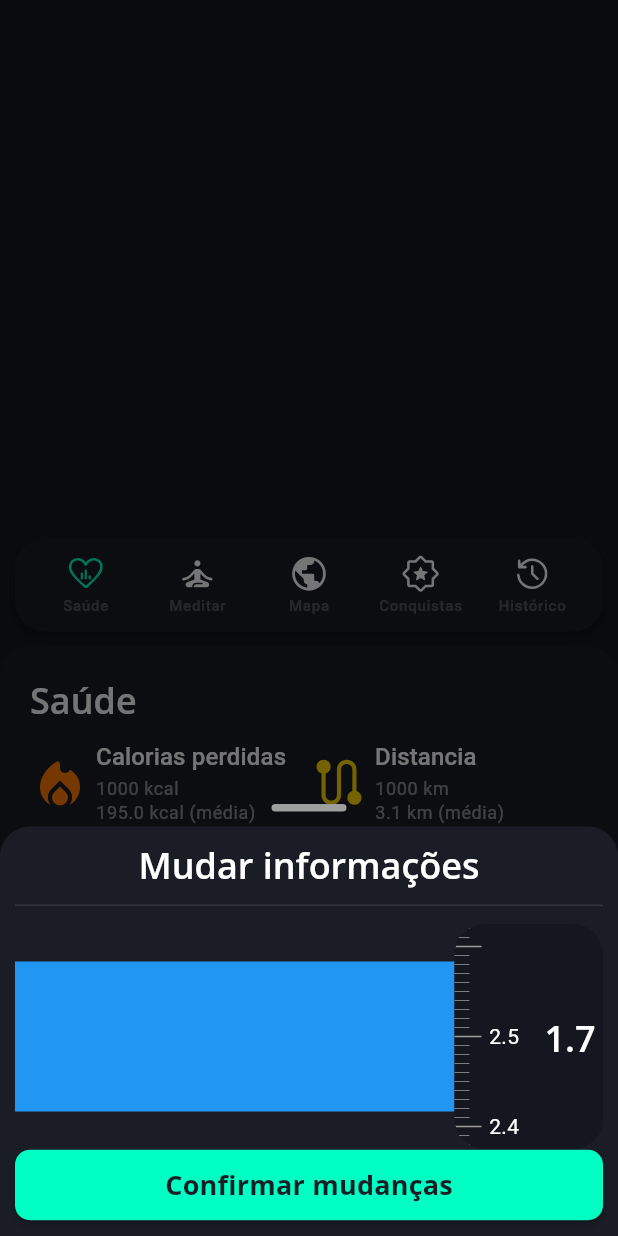
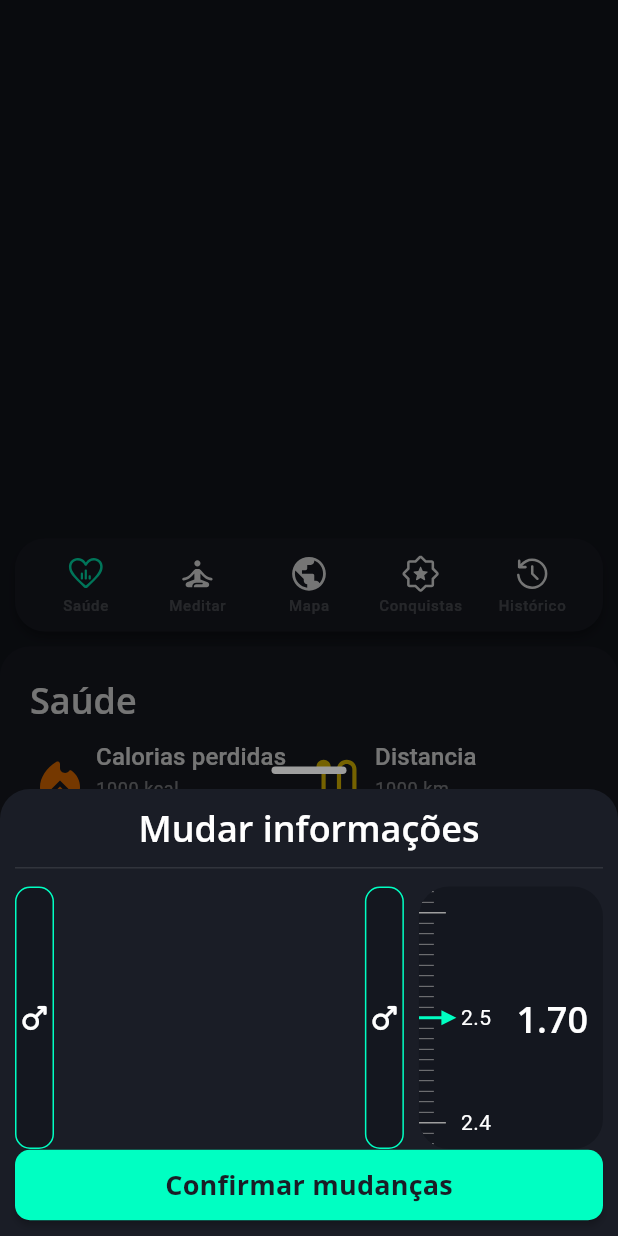
Before and after one commit to hisnaider/Bora-Caminhar, a Flutter app: the screen it shows after launch, after a tap on "Mudar info", on a phone screen of 412 x 824 dp. Run offline on Flutter 3.47's test engine with Material 3 defaults, Android fonts, the phone set to English and light mode, and no system bars; our stand-ins replace flutter_svg; missing offline and left inert: dart:ffi.

Commit message:
height slider done

```diff
--- /dev/null
+++ b/lib/components/indicator_arrow.dart
@@ -0,0 +1,63 @@
+import 'package:bora_caminhar/constant.dart';
+import 'package:flutter/material.dart';
+
+/// This class create the arrow
+///
+/// It paints a right or up arrow with primary color by defining the points coordinates in
+/// a cartesian plane.
+///
+/// It has 3 primary functions:
+/// - [paint]: Used to paint the arrow or any other form;
+/// - [upArrow]: It's the point coordinates to create the up arrow;
+/// - [rightArrow]: It's the point coordinates to create the right arrow;
+/// - [shouldRepaint]: Used to rebuild the paint if theres is a change. As there
+/// will be no changes, it will return false.
+class IndexArrowIndicator extends CustomPainter {
+  IndexArrowIndicator({required this.renderUpArrow});
+  final bool renderUpArrow;
+
+  @override
+  void paint(Canvas canvas, Size size) {
+    Paint paint = Paint()..color = primaryColor;
+    if (renderUpArrow) {
+      canvas.drawPath(upArrow(size.width, size.height), paint);
+    } else {
+      canvas.drawPath(rightArrow(size.width, size.height), paint);
+    }
+  }
+
+  Path upArrow(
+    double x,
+    double y,
+  ) {
+    return Path()
+      ..lineTo(x * 0.5, 0)
+      ..lineTo(x * 0, y * 0.3)
+      ..lineTo(x * 0.4, y * 0.3)
+      ..lineTo(x * 0.4, y * 1)
+      ..lineTo(x * 0.6, y * 1)
+      ..lineTo(x * 0.6, y * 0.3)
+      ..lineTo(x * 1, y * 0.3)
+      ..lineTo(x * 0.5, 0);
+  }
+
+  Path rightArrow(
+    double x,
+    double y,
+  ) {
+    return Path()
+      ..lineTo(x, y * 0.5)
+      ..lineTo(x * 0.6, 0)
+      ..lineTo(x * 0.6, y * 0.4)
+      ..lineTo(0, y * 0.4)
+      ..lineTo(0, y * 0.6)
+      ..lineTo(x * 0.6, y * 0.6)
+      ..lineTo(x * 0.6, y)
+      ..lineTo(x, y * 0.5);
+  }
+
+  @override
+  bool shouldRepaint(IndexArrowIndicator oldDelegate) {
+    return false;
+  }
+}
--- a/lib/components/person_info_modal.dart
+++ b/lib/components/person_info_modal.dart
@@ -1,5 +1,7 @@
 import 'package:bora_caminhar/components/index_indicator.dart';
+import 'package:bora_caminhar/components/indicator_arrow.dart';
 import 'package:bora_caminhar/components/primary_button.dart';
+import 'package:bora_caminhar/constant.dart';
 import 'package:flutter/material.dart';
 
 class PersonInfoModal extends StatelessWidget {
@@ -40,13 +42,23 @@ class PersonInfoModal extends StatelessWidget {
               ),
               IntrinsicHeight(
                 child: Row(
+                  crossAxisAlignment: CrossAxisAlignment.start,
                   children: [
                     Expanded(
-                      child: Container(
-                        height: 100,
-                        color: Colors.blue,
+                      child: Row(
+                        crossAxisAlignment: CrossAxisAlignment.stretch,
+                        mainAxisAlignment: MainAxisAlignment.spaceBetween,
+                        children: [
+                          _GenderButton(
+                            buttonGender: Gender.male,
+                          ),
+                          _GenderButton(
+                            buttonGender: Gender.female,
+                          )
+                        ],
                       ),
                     ),
+                    SizedBox(width: 10),
                     _HeightSlider(
                       height: 1.7,
                     )
@@ -71,14 +83,47 @@ class PersonInfoModal extends StatelessWidget {
   }
 }
 
-class _HeightSlider extends StatelessWidget {
+class _HeightSlider extends StatefulWidget {
   const _HeightSlider({super.key, required this.height});
   final num height;
 
   @override
+  State<_HeightSlider> createState() => _HeightSliderState();
+}
+
+class _HeightSliderState extends State<_HeightSlider> {
+  final PageController controller =
+      PageController(viewportFraction: 0.40, initialPage: 3 + 25);
+  double newHeight = 1.7;
+
+  /// This function is used to change the weight
+  ///
+  /// It updates the state of the widget with the new weight and prevents the
+  /// user to change the weight to a value less than `min` and bigger than  `max`.
+  void _updateWeight() {
+    if (controller.page! < 3) {
+      controller.jumpToPage(3);
+    } else if (controller.page! > 25 + 3) {
+      controller.jumpToPage(25 + 3);
+    }
+    double value = ((controller.page ?? 0) - 3) * 0.1;
+    setState(() {
+      newHeight = value;
+    });
+  }
+
+  /// This functions is called when, and only when the widget is created.
+  ///
+  /// It defines a listener to [_updateWeight] function.
+  @override
+  void initState() {
+    // TODO: implement initState
+    controller.addListener(_updateWeight);
+    super.initState();
+  }
+
+  @override
   Widget build(BuildContext context) {
-    final PageController controller =
-        PageController(viewportFraction: 0.40, initialPage: 3 + 25);
     return Container(
       clipBehavior: Clip.hardEdge,
       height: double.infinity,
@@ -90,7 +135,7 @@ class _HeightSlider extends StatelessWidget {
         children: [
           SizedBox(
             width: 55,
-            height: 150,
+            height: 175,
             child: Stack(
               children: [
                 PageView.builder(
@@ -104,14 +149,15 @@ class _HeightSlider extends StatelessWidget {
                     return Row(
                       mainAxisAlignment: MainAxisAlignment.start,
                       children: [
-                        _IndexIndicator(),
+                        const IndexIndicator(
+                            horizontal: false, numberOfItems: 10),
                         const SizedBox(
                           height: 5,
                         ),
                         if (index != null)
                           Center(
                             child: Padding(
-                              padding: const EdgeInsets.all(5),
+                              padding: const EdgeInsets.only(left: 10),
                               child:
                                   Text("${(index * 0.1).toStringAsFixed(1)}"),
                             ),
@@ -120,13 +166,23 @@ class _HeightSlider extends StatelessWidget {
                     );
                   },
                 ),
+                Align(
+                  alignment: Alignment.centerLeft,
+                  child: SizedBox(
+                    width: 25,
+                    height: 10,
+                    child: CustomPaint(
+                      painter: IndexArrowIndicator(renderUpArrow: false),
+                    ),
+                  ),
+                ),
               ],
             ),
           ),
           Padding(
-            padding: const EdgeInsets.all(5),
+            padding: const EdgeInsets.all(10),
             child: Text(
-              "$height",
+              "${newHeight.toStringAsFixed(2)}",
               style: Theme.of(context).textTheme.titleLarge,
               textAlign: TextAlign.center,
             ),
@@ -137,35 +193,25 @@ class _HeightSlider extends StatelessWidget {
   }
 }
 
-class _IndexIndicator extends StatelessWidget {
-  const _IndexIndicator({super.key});
+class _GenderButton extends StatelessWidget {
+  const _GenderButton({super.key, this.userGender, required this.buttonGender});
+  final Gender? userGender;
+  final Gender buttonGender;
 
   @override
   Widget build(BuildContext context) {
-    return Column(
-      crossAxisAlignment: CrossAxisAlignment.start,
-      children: List.generate(10, (index) {
-        double x = 0.5;
-        double y = 10;
-        if (index == 10 / 2) {
-          x = 1;
-          y = 18;
-        }
-        return Expanded(
-          child: Column(
-            children: [
-              Transform.translate(
-                offset: Offset(0, -x / 2),
-                child: Container(
-                  width: y,
-                  height: x,
-                  color: Colors.grey,
-                ),
-              ),
-            ],
-          ),
-        );
-      }),
+    IconData genderIcon = Icons.male_rounded;
+    if (userGender == Gender.female) {
+      genderIcon = Icons.female_rounded;
+    }
+    return Container(
+      height: double.infinity,
+      decoration: BoxDecoration(
+        borderRadius: BorderRadius.circular(10),
+        border: Border.all(width: 1, color: primaryColor),
+        color: Theme.of(context).colorScheme.surface,
+      ),
+      child: Icon(genderIcon),
     );
   }
 }
--- a/lib/components/weight_modal.dart
+++ b/lib/components/weight_modal.dart
@@ -1,6 +1,7 @@
 import 'dart:ui';
 
 import 'package:bora_caminhar/components/index_indicator.dart';
+import 'package:bora_caminhar/components/indicator_arrow.dart';
 import 'package:bora_caminhar/components/primary_button.dart';
 import 'package:bora_caminhar/constant.dart';
 import 'package:flutter/material.dart';
@@ -134,21 +135,6 @@ class __WeightSliderState extends State<_WeightSlider> {
   }
 
   @override
-  // Widget build(BuildContext context) {
-  //   return CustomSliderWidget(
-  //     childValue: _NewWeightWidget(
-  //       weight: newWeight,
-  //       currentWeight: 70.0,
-  //     ),
-  //     controller: controller,
-  //     padding: const EdgeInsets.only(top: 5),
-  //     min: widget.min,
-  //     max: widget.max,
-  //     horizontal: true,
-  //     margin: const EdgeInsets.only(top: 6),
-  //     height: 50,
-  //   );
-  // }
   Widget build(BuildContext context) {
     return Container(
       margin: const EdgeInsets.only(top: 6),
@@ -202,7 +188,7 @@ class __WeightSliderState extends State<_WeightSlider> {
                     width: 10,
                     height: 25,
                     child: CustomPaint(
-                      painter: _WeightPointer(),
+                      painter: IndexArrowIndicator(renderUpArrow: true),
                     ),
                   ),
                 ),
@@ -326,43 +312,3 @@ class _WeightChangeIndicator extends StatelessWidget {
     );
   }
 }
-
-/// This class create the arrow that indicates the new weight
-///
-/// It paints a up arrow with primary color by defining the points coordinates in
-/// a cartesian plane.
-///
-/// It has 3 primary functions:
-/// - [paint]: Used to paint the arrow or any other form;
-/// - [trianglePointer]: It's the point coordinates to create the up arrow;
-/// - [shouldRepaint]: Used to rebuild the paint if theres is a change. As there
-/// will be no changes, it will return false.
-class _WeightPointer extends CustomPainter {
-  _WeightPointer();
-
-  @override
-  void paint(Canvas canvas, Size size) {
-    Paint paint = Paint()..color = primaryColor;
-    canvas.drawPath(trianglePointer(size.width, size.height), paint);
-  }
-
-  Path trianglePointer(
-    double x,
-    double y,
-  ) {
-    return Path()
-      ..lineTo(x * 0.5, 0)
-      ..lineTo(x * 0, y * 0.3)
-      ..lineTo(x * 0.4, y * 0.3)
-      ..lineTo(x * 0.4, y * 1)
-      ..lineTo(x * 0.6, y * 1)
-      ..lineTo(x * 0.6, y * 0.3)
-      ..lineTo(x * 1, y * 0.3)
-      ..lineTo(x * 0.5, 0);
-  }
-
-  @override
-  bool shouldRepaint(_WeightPointer oldDelegate) {
-    return false;
-  }
-}
--- a/lib/constant.dart
+++ b/lib/constant.dart
@@ -52,3 +52,11 @@ const Map<int, Color> bmiIndexColor = {
   3: Color.fromRGBO(255, 174, 128, 1),
   4: Color.fromRGBO(255, 128, 128, 1),
 };
+
+enum Gender {
+  male("Masculino"),
+  female("Feminino");
+
+  const Gender(this.label);
+  final String label;
+}
```
Also changed, not shown: 1 other file.
